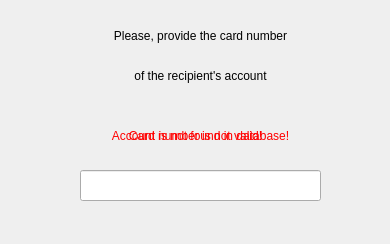
This is client/client/gui/widgets/periodic_tr_subwidgets/step1.ui in eugeniashurko/ATM as Qt 5 draws it before an edit. The edited form follows.
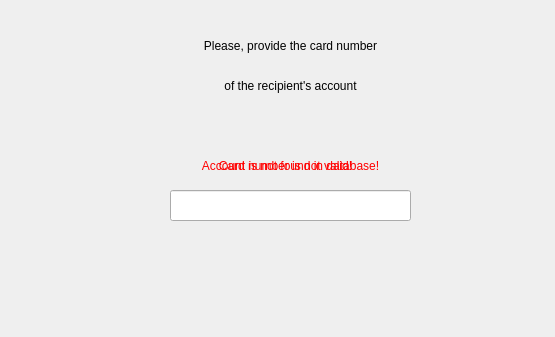
This is the edited form.

```diff
--- a/client/client/gui/widgets/periodic_tr_subwidgets/step1.ui
+++ b/client/client/gui/widgets/periodic_tr_subwidgets/step1.ui
@@ -6,8 +6,8 @@
    <rect>
     <x>0</x>
     <y>0</y>
-    <width>390</width>
-    <height>244</height>
+    <width>555</width>
+    <height>337</height>
    </rect>
   </property>
   <property name="windowTitle">
@@ -16,8 +16,8 @@
   <widget class="QLabel" name="label_2">
    <property name="geometry">
     <rect>
-     <x>80</x>
-     <y>20</y>
+     <x>170</x>
+     <y>30</y>
      <width>241</width>
      <height>31</height>
     </rect>
@@ -32,8 +32,8 @@
   <widget class="QLineEdit" name="cardNumberInput">
    <property name="geometry">
     <rect>
-     <x>80</x>
-     <y>170</y>
+     <x>170</x>
+     <y>190</y>
      <width>241</width>
      <height>31</height>
     </rect>
@@ -48,8 +48,8 @@
   <widget class="QLabel" name="label_3">
    <property name="geometry">
     <rect>
-     <x>80</x>
-     <y>60</y>
+     <x>170</x>
+     <y>70</y>
      <width>241</width>
      <height>31</height>
     </rect>
@@ -64,8 +64,8 @@
   <widget class="QLabel" name="errorLabel">
    <property name="geometry">
     <rect>
-     <x>40</x>
-     <y>120</y>
+     <x>130</x>
+     <y>150</y>
      <width>321</width>
      <height>31</height>
     </rect>
@@ -83,8 +83,8 @@
   <widget class="QLabel" name="invalidLabel">
    <property name="geometry">
     <rect>
-     <x>60</x>
-     <y>120</y>
+     <x>150</x>
+     <y>150</y>
      <width>271</width>
      <height>31</height>
     </rect>
```
